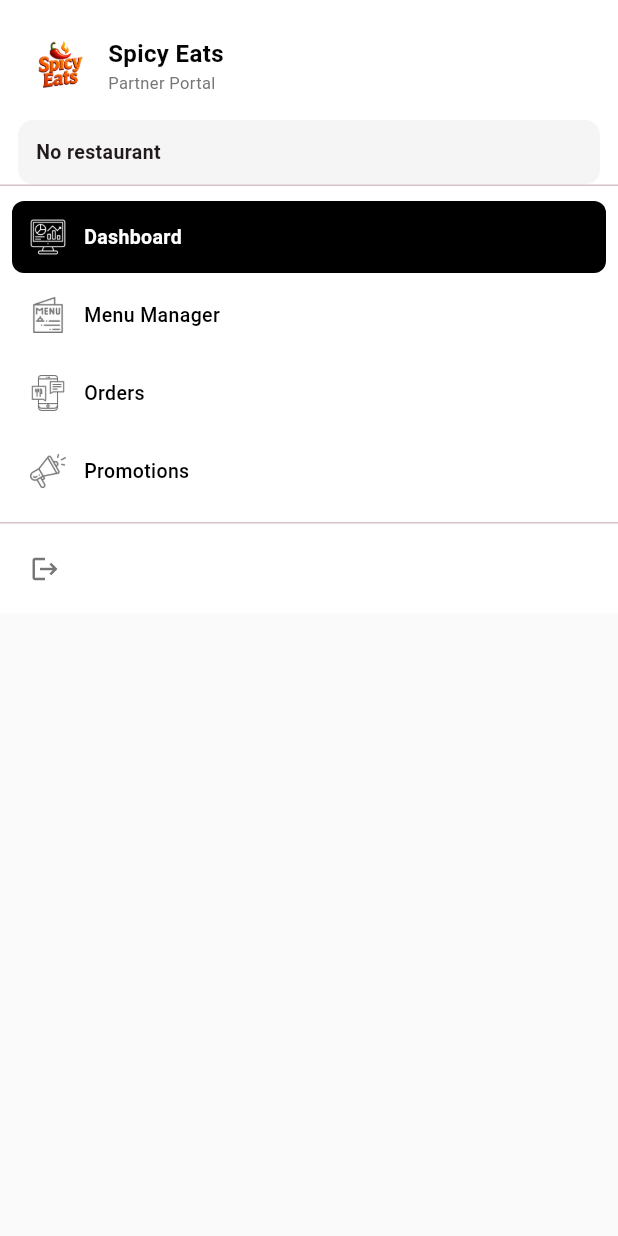
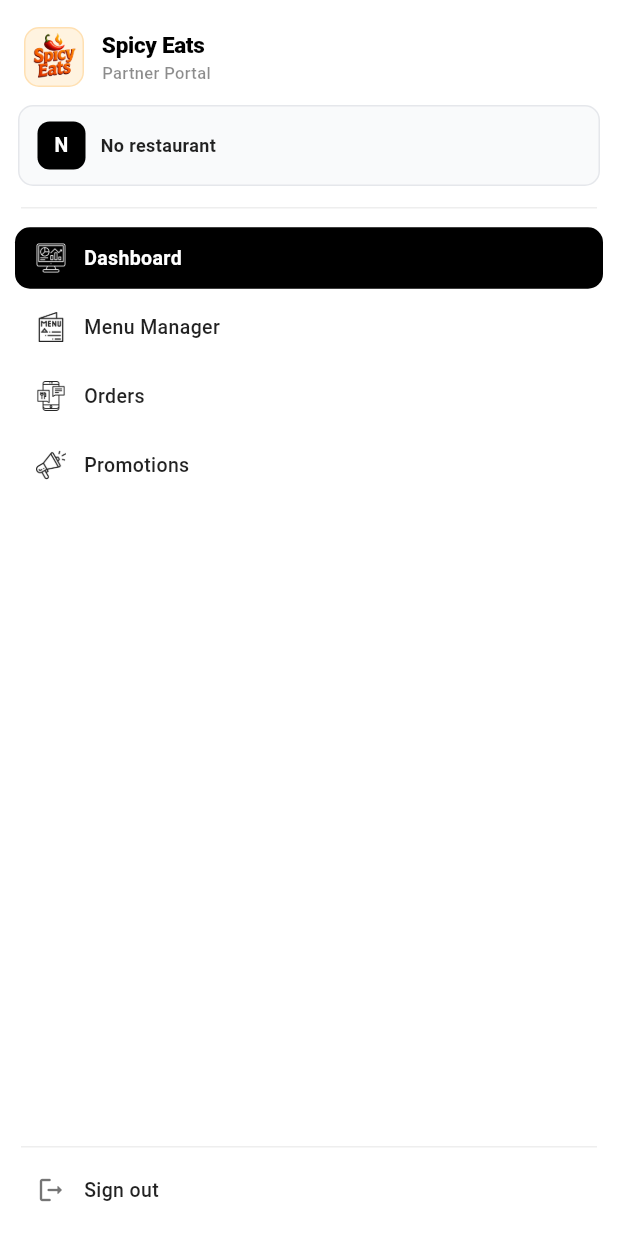
Before and after one commit to FahadKhan356/Spicy_Eats_Admin, a Flutter app: the SideDrawerMenu widget shown alone on an empty page, opened directly, on a phone screen of 412 x 824 dp. Run offline on Flutter 3.47's test engine with Material 3 defaults, Android fonts, the phone set to English and light mode, and no system bars; our stand-ins replace dotted_border, fl_chart, flutter_map, flutter_riverpod, geocoding, geolocator and 7 more; missing offline and left inert: dart:js, image_picker_web, timeline_tile_plus; accounts and stored records are empty.

Commit message:
feat(ui): improve sidebar alignment and responsive cards layout

```diff
--- a/lib/Dashboard/widgets/side_drawer_menu.dart
+++ b/lib/Dashboard/widgets/side_drawer_menu.dart
@@ -11,7 +11,7 @@ import 'package:spicy_eats_admin/utils/list.dart';
 import '../../Authentication/Login/LoginScreen.dart' show LoginScreen;
 
 class SideDrawerMenu extends ConsumerWidget {
-  static const double width = 240;
+  static const double width = 250;
 
   const SideDrawerMenu({super.key});
 
@@ -23,31 +23,45 @@ class SideDrawerMenu extends ConsumerWidget {
 
     return Material(
       color: Colors.white,
-      child: SingleChildScrollView(
       child: Column(
         crossAxisAlignment: CrossAxisAlignment.stretch,
         children: [
           _Brand(restaurantLogo: restaurant?.restaurantLogoImageUrl),
+          const SizedBox(height: 6),
           _OwnerCard(
             name: restaurant?.restaurantName ?? 'No restaurant',
             address: restaurant?.address,
             isDesktop: isDesktop,
           ),
-            const Divider(height: 1),
-            const SizedBox(height: 8),
-            ...navItems.map((item) {
+          const SizedBox(height: 14),
+          Padding(
+            padding: const EdgeInsets.symmetric(horizontal: 14),
+            child: Divider(height: 1, color: Colors.grey.shade200),
+          ),
+          const SizedBox(height: 10),
+          Expanded(
+            child: SingleChildScrollView(
+              padding: const EdgeInsets.symmetric(horizontal: 10),
+              child: Column(
+                children: navItems.map((item) {
                   final isSelected = currentPath == item.route;
                   return _NavTile(
                     item: item,
                     isSelected: isSelected,
                     onTap: item.enabled ? () => _navigate(context, item.route) : null,
                   );
-            }),
+                }).toList(),
+              ),
+            ),
+          ),
+          Padding(
+            padding: const EdgeInsets.symmetric(horizontal: 14),
+            child: Divider(height: 1, color: Colors.grey.shade200),
+          ),
+          const SizedBox(height: 6),
+          _SignOutTile(isDesktop: isDesktop),
           const SizedBox(height: 8),
-            const Divider(height: 1),
-            _SignOutTile(isDesktop: isDesktop),
         ],
-        ),
       ),
     );
   }
@@ -67,13 +81,20 @@ class _Brand extends StatelessWidget {
   Widget build(BuildContext context) {
     final logo = restaurantLogo;
     return Padding(
-      padding: const EdgeInsets.fromLTRB(20, 24, 20, 16),
+      padding: const EdgeInsets.fromLTRB(16, 18, 16, 6),
       child: Row(
         children: [
-          ClipRRect(
+          Container(
+            width: 40,
+            height: 40,
+            decoration: BoxDecoration(
+              color: Colors.orange.shade50,
               borderRadius: BorderRadius.circular(10),
+              border: Border.all(color: Colors.orange.shade100),
+            ),
+            clipBehavior: Clip.antiAlias,
             child: logo == null || logo.isEmpty
-                ? Image.asset('lib/assets/SpicyEats.png', width: 40, height: 40)
+                ? Image.asset('lib/assets/SpicyEats.png', fit: BoxFit.cover)
                 : Image.network(
                     logo,
                     width: 40,
@@ -81,8 +102,7 @@ class _Brand extends StatelessWidget {
                     fit: BoxFit.cover,
                     errorBuilder: (_, __, ___) => Image.asset(
                       'lib/assets/SpicyEats.png',
-                      width: 40,
-                      height: 40,
+                      fit: BoxFit.cover,
                     ),
                   ),
           ),
@@ -95,14 +115,19 @@ class _Brand extends StatelessWidget {
                 Text(
                   'Spicy Eats',
                   style: TextStyle(
-                    fontSize: 16,
-                    fontWeight: FontWeight.bold,
-                    color: MyAppColor.mainPrimary,
+                    fontSize: 15,
+                    fontWeight: FontWeight.w800,
+                    color: Colors.black,
+                    letterSpacing: -0.2,
                   ),
                 ),
                 Text(
                   'Partner Portal',
-                  style: TextStyle(fontSize: 11, color: MyAppColor.iconGray),
+                  style: TextStyle(
+                    fontSize: 11,
+                    fontWeight: FontWeight.w500,
+                    color: Colors.black45,
+                  ),
                 ),
               ],
             ),
@@ -128,11 +153,34 @@ class _OwnerCard extends StatelessWidget {
   Widget build(BuildContext context) {
     return Container(
       margin: const EdgeInsets.symmetric(horizontal: 12),
-      padding: const EdgeInsets.all(12),
+      padding: const EdgeInsets.symmetric(horizontal: 12, vertical: 10),
       decoration: BoxDecoration(
-        color: const Color(0xFFF5F5F5),
+        color: const Color(0xFFF9FAFB),
         borderRadius: BorderRadius.circular(10),
+        border: Border.all(color: const Color(0xFFE5E7EB)),
       ),
+      child: Row(
+        children: [
+          Container(
+            width: 32,
+            height: 32,
+            decoration: BoxDecoration(
+              color: Colors.black,
+              borderRadius: BorderRadius.circular(8),
+            ),
+            child: Center(
+              child: Text(
+                name.isNotEmpty ? name[0].toUpperCase() : 'R',
+                style: const TextStyle(
+                  color: Colors.white,
+                  fontWeight: FontWeight.bold,
+                  fontSize: 13,
+                ),
+              ),
+            ),
+          ),
+          const SizedBox(width: 10),
+          Expanded(
             child: Column(
               crossAxisAlignment: CrossAxisAlignment.start,
               mainAxisSize: MainAxisSize.min,
@@ -141,17 +189,24 @@ class _OwnerCard extends StatelessWidget {
                   name,
                   maxLines: 1,
                   overflow: TextOverflow.ellipsis,
-            style: const TextStyle(fontWeight: FontWeight.bold, fontSize: 13),
+                  style: const TextStyle(
+                    fontWeight: FontWeight.w700,
+                    fontSize: 12,
+                    color: Colors.black87,
+                  ),
                 ),
                 if (address != null && address!.isNotEmpty) ...[
-            const SizedBox(height: 4),
+                  const SizedBox(height: 2),
                   Text(
                     address!,
-              maxLines: isDesktop ? 2 : 1,
+                    maxLines: 1,
                     overflow: TextOverflow.ellipsis,
-              style: const TextStyle(fontSize: 11, color: MyAppColor.iconGray),
+                    style: const TextStyle(fontSize: 11, color: Colors.black45),
                   ),
                 ],
+              ],
+            ),
+          ),
         ],
       ),
     );
@@ -173,28 +228,28 @@ class _NavTile extends StatelessWidget {
   Widget build(BuildContext context) {
     final isEnabled = item.enabled;
     final iconColor = isSelected
-        ? Colors.black
+        ? Colors.white
         : isEnabled
-            ? MyAppColor.iconGray
-            : Colors.grey[300];
+            ? Colors.black87
+            : Colors.grey[400];
 
     return Padding(
-      padding: const EdgeInsets.symmetric(horizontal: 8, vertical: 2),
+      padding: const EdgeInsets.symmetric(vertical: 2.5),
       child: Material(
         color: isSelected ? Colors.black : Colors.transparent,
-        borderRadius: BorderRadius.circular(8),
+        borderRadius: BorderRadius.circular(10),
         child: InkWell(
-          borderRadius: BorderRadius.circular(8),
-          hoverColor: Colors.grey[200],
+          borderRadius: BorderRadius.circular(10),
+          hoverColor: isSelected ? Colors.black : const Color(0xFFF3F4F6),
           onTap: isEnabled ? onTap : null,
           child: Padding(
-            padding: const EdgeInsets.symmetric(horizontal: 12, vertical: 12),
+            padding: const EdgeInsets.symmetric(horizontal: 14, vertical: 10.5),
             child: Row(
               children: [
                 Image.asset(
                   item.icon,
-                  width: 24,
-                  height: 24,
+                  width: 20,
+                  height: 20,
                   color: isSelected ? Colors.white : iconColor,
                 ),
                 const SizedBox(width: 12),
@@ -206,11 +261,11 @@ class _NavTile extends StatelessWidget {
                     style: TextStyle(
                       fontSize: 13,
                       fontWeight:
-                          isSelected ? FontWeight.bold : FontWeight.w500,
+                          isSelected ? FontWeight.w600 : FontWeight.w500,
                       color: isSelected
                           ? Colors.white
                           : isEnabled
-                              ? Colors.black
+                              ? Colors.black87
                               : Colors.grey[400],
                     ),
                   ),
@@ -245,23 +300,27 @@ class _SignOutTile extends ConsumerWidget {
   @override
   Widget build(BuildContext context, WidgetRef ref) {
     return Padding(
-      padding: const EdgeInsets.all(8),
+      padding: const EdgeInsets.symmetric(horizontal: 10, vertical: 2),
       child: Material(
         color: Colors.transparent,
-        borderRadius: BorderRadius.circular(8),
+        borderRadius: BorderRadius.circular(10),
         child: InkWell(
-          borderRadius: BorderRadius.circular(8),
-          hoverColor: Colors.grey[200],
+          borderRadius: BorderRadius.circular(10),
+          hoverColor: Colors.red.shade50,
           onTap: () => _signOut(context, ref),
-          child: Padding(
-            padding: const EdgeInsets.symmetric(horizontal: 12, vertical: 12),
+          child: const Padding(
+            padding: EdgeInsets.symmetric(horizontal: 14, vertical: 10.5),
             child: Row(
               children: [
-                const Icon(Icons.logout, size: 20, color: MyAppColor.iconGray),
-                const SizedBox(width: 12),
+                Icon(Icons.logout_rounded, size: 20, color: Colors.black54),
+                SizedBox(width: 12),
                 Text(
-                  isDesktop ? 'Sign out' : '',
-                  style: const TextStyle(fontSize: 13, color: Colors.black),
+                  'Sign out',
+                  style: TextStyle(
+                    fontSize: 13,
+                    fontWeight: FontWeight.w500,
+                    color: Colors.black87,
+                  ),
                 ),
               ],
             ),
```
Also changed, not shown: lib/Dashboard/widgets/admin_shell.dart (+11 -7 lines), lib/promotions/screen/PromotionsScreen.dart (+74 -20 lines). Lines whose indentation alone changed are shown as unchanged.
